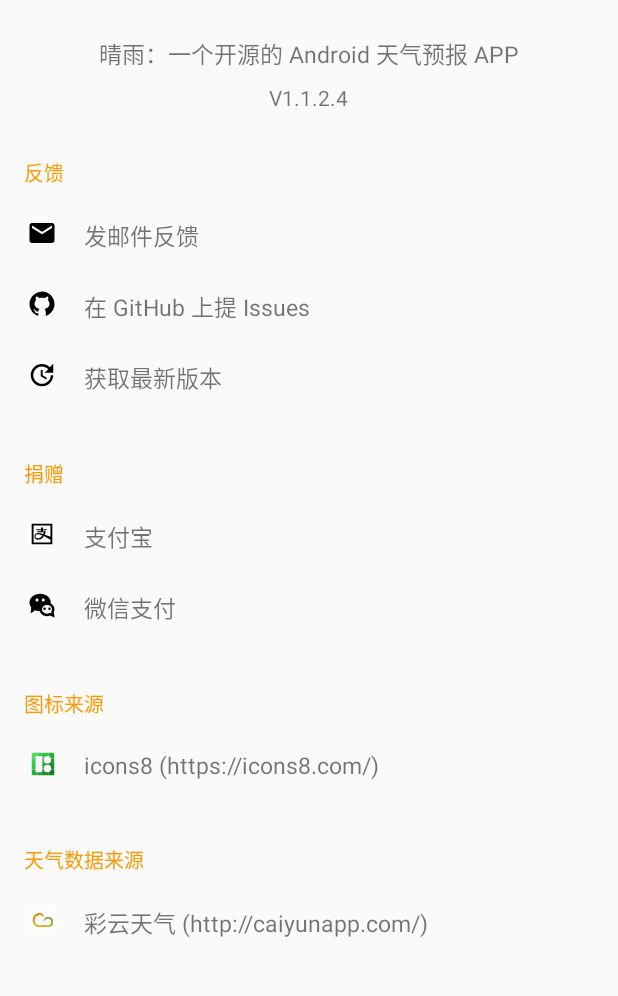
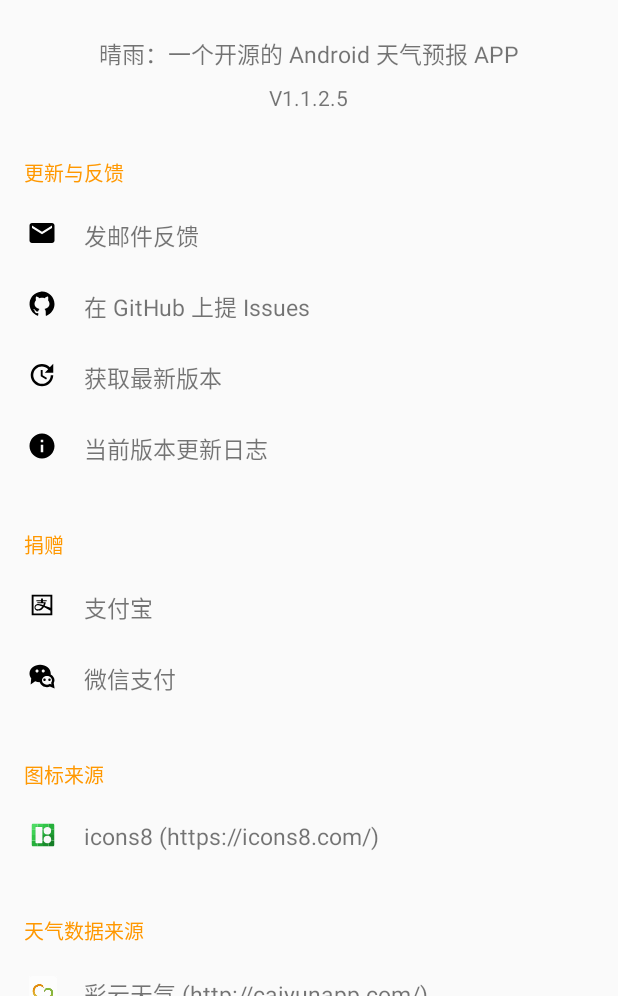
Before and after one commit to bluebonnet27/SunRain, an Android app: the WeatherActivity screen opened directly, with no data from a screen before it, in the options menu, after a tap on "关于", on a phone screen of 412 x 824 dp, the part 240-1236 px from its top. Run offline under Robolectric (Android 15) with nearby library versions, the phone set to English and light mode, and no system bars; libraries missing offline, so code that uses them is left out: com.github.mikephil.charting, com.rainy.weahter_bg_plug; 2 statements that could not run were skipped.

Commit message:
1.1.2.5 加入退出与更新日志

```diff
--- a/app/build.gradle
+++ b/app/build.gradle
@@ -12,8 +12,8 @@ android {
         applicationId "com.ti.sunrain"
         minSdkVersion 21
         targetSdkVersion 30
-        versionCode 11
-        versionName "1.1.2.4"
+        versionCode 12
+        versionName "1.1.2.5"
 
         testInstrumentationRunner "androidx.test.runner.AndroidJUnitRunner"
     }
--- a/app/src/main/java/com/ti/sunrain/ui/about/AboutActivity.kt
+++ b/app/src/main/java/com/ti/sunrain/ui/about/AboutActivity.kt
@@ -47,6 +47,7 @@ class AboutActivity : AppCompatActivity() {
             emailIcon.setImageResource(R.drawable.baseline_email_white_24dp)
             githubIcon.setImageResource(R.drawable.ic_github_white)
             updateIcon.setImageResource(R.drawable.baseline_update_white_24dp)
+            nowVersionIcon.setImageResource(R.drawable.baseline_info_white_24dp)
 
             wechatIcon.setImageResource(R.drawable.ic_wechat_white)
             alipayIcon.setImageResource(R.drawable.ic_alipay_white)
@@ -90,6 +91,13 @@ class AboutActivity : AppCompatActivity() {
             val updateIntent = Intent(Intent.ACTION_VIEW)
             updateIntent.data = Uri.parse("https://wwa.lanzous.com/b0dwdaush")
             startActivity(updateIntent)
+        }
+
+        nowVersionAbout.setOnClickListener {
+            AlertDialog.Builder(this)
+                .setTitle(BuildConfig.VERSION_NAME)
+                .setMessage("1. 加入退出按钮\n2. 加入更新日志功能")
+                .show()
         }
 
         alipayAbout.setOnClickListener {
--- a/app/src/main/java/com/ti/sunrain/ui/weather/WeatherActivity.kt
+++ b/app/src/main/java/com/ti/sunrain/ui/weather/WeatherActivity.kt
@@ -170,6 +170,10 @@ class WeatherActivity : AppCompatActivity() {
 
                 val shareIntent = Intent.createChooser(sendIntent, "把下载网址发给")
                 startActivity(shareIntent)
+            }
+            R.id.exitIcon -> {
+                Toast.makeText(this, "再见", Toast.LENGTH_SHORT).show()
+                ActivitySet.finishAllActivities()
             }
         }
         return true
--- /dev/null
+++ b/app/src/main/res/drawable/baseline_info_black_24dp.xml
@@ -0,0 +1,4 @@
+<?xml version="1.0" encoding="UTF-8" standalone="no"?>
+<vector xmlns:android="http://schemas.android.com/apk/res/android" android:height="24dp" android:tint="#000000" android:viewportHeight="24.0" android:viewportWidth="24.0" android:width="24dp">
+    <path android:fillColor="@android:color/white" android:pathData="M12,2C6.48,2 2,6.48 2,12s4.48,10 10,10 10,-4.48 10,-10S17.52,2 12,2zM13,17h-2v-6h2v6zM13,9h-2L11,7h2v2z"/>
+</vector>
--- /dev/null
+++ b/app/src/main/res/drawable/baseline_info_white_24dp.xml
@@ -0,0 +1,4 @@
+<?xml version="1.0" encoding="UTF-8" standalone="no"?>
+<vector xmlns:android="http://schemas.android.com/apk/res/android" android:height="24dp" android:tint="#FFFFFF" android:viewportHeight="24.0" android:viewportWidth="24.0" android:width="24dp">
+    <path android:fillColor="@android:color/white" android:pathData="M12,2C6.48,2 2,6.48 2,12s4.48,10 10,10 10,-4.48 10,-10S17.52,2 12,2zM13,17h-2v-6h2v6zM13,9h-2L11,7h2v2z"/>
+</vector>
--- a/app/src/main/res/layout/activity_about.xml
+++ b/app/src/main/res/layout/activity_about.xml
@@ -101,6 +101,25 @@
                     <TextView
                         style="@style/setting_text_left"
                         android:text="@string/updateFeedback"/>
+
+                </RelativeLayout>
+
+                <RelativeLayout
+                    android:id="@+id/nowVersionAbout"
+                    style="@style/about_item">
+
+                    <ImageView
+                        android:id="@+id/nowVersionIcon"
+                        android:layout_width="wrap_content"
+                        android:layout_height="20dp"
+                        android:layout_marginStart="16dp"
+                        android:layout_marginTop="12dp"
+                        android:layout_marginBottom="12dp"
+                        android:src="@drawable/baseline_info_black_24dp"/>
+
+                    <TextView
+                        style="@style/setting_text_left"
+                        android:text="@string/nowVersionFeedback"/>
 
                 </RelativeLayout>
 
--- a/app/src/main/res/menu/toolbar_menu.xml
+++ b/app/src/main/res/menu/toolbar_menu.xml
@@ -11,14 +11,16 @@
         android:id="@+id/settingsIcon"
         android:title="@string/settingsIcon"
         app:showAsAction="never"/>
-
     <item
         android:id="@+id/aboutIcon"
         android:title="@string/aboutIcon"
         app:showAsAction="never"/>
-
     <item
         android:id="@+id/shareIcon"
         android:title="@string/shareIcon"
         app:showAsAction="never"/>
+    <item
+        android:id="@+id/exitIcon"
+        android:title="@string/exitIcon"
+        app:showAsAction="never"/>
 </menu>
--- a/app/src/main/res/values/strings.xml
+++ b/app/src/main/res/values/strings.xml
@@ -51,6 +51,7 @@
     <string name="settingsIcon">设置</string>
     <string name="aboutIcon">关于</string>
     <string name="shareIcon">分享APP</string>
+    <string name="exitIcon">退出</string>
     <string name="know">我知道了</string>
 
     <!--  weather  -->
@@ -111,10 +112,11 @@
     <string name="apache_2">Apache-2.0 License</string>
     <string name="mit">MIT License</string>
 
-    <string name="feedback">反馈</string>
+    <string name="feedback">更新与反馈</string>
     <string name="emailFeedback">发邮件反馈</string>
     <string name="githubFeedback">在 GitHub 上提 Issues</string>
     <string name="updateFeedback">获取最新版本</string>
+    <string name="nowVersionFeedback">当前版本更新日志</string>
 
     <string name="donation">捐赠</string>
     <string name="aliPay">支付宝</string>
```
Also changed, not shown: 2 other files.
